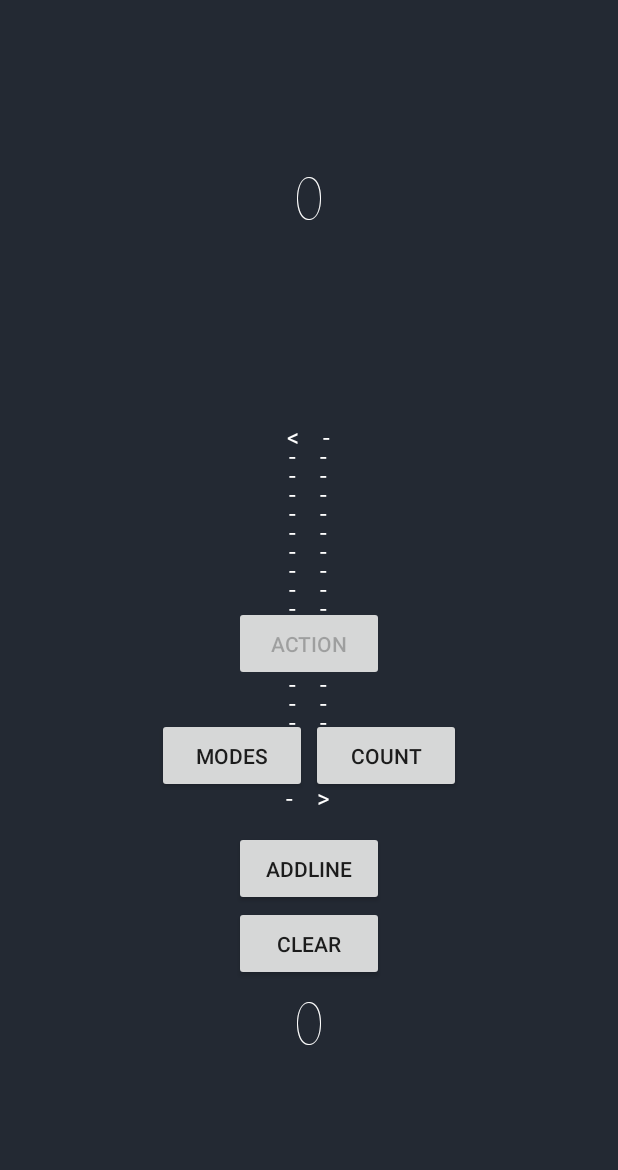
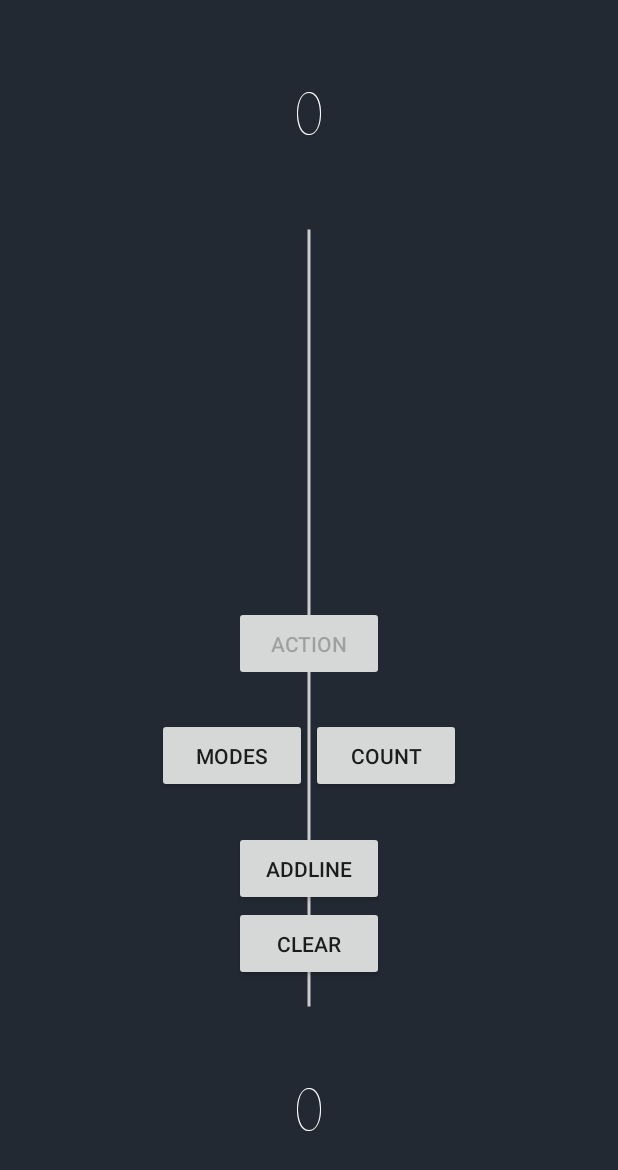
Before and after one commit to Laytovuy/ScriptMap, an Android app: the screen it shows after launch (MainActivity), on a phone screen of 412 x 824 dp. Shown: the top 1170 px of the screen. Run offline under Robolectric (Android 15) with nearby library versions, the phone set to English and light mode, and no system bars.

Commit message:
Direction upgrade

```diff
--- a/app/build.gradle
+++ b/app/build.gradle
@@ -8,7 +8,7 @@ android {
         minSdkVersion 28
         targetSdkVersion 30
         versionCode 1
-        versionName "1.0"
+        versionName "3.5"
 
         testInstrumentationRunner "androidx.test.runner.AndroidJUnitRunner"
     }
@@ -23,7 +23,7 @@ android {
 
 dependencies {
     implementation fileTree(dir: "libs", include: ["*.jar"])
-    implementation 'androidx.appcompat:appcompat:1.2.0'
+    implementation 'androidx.appcompat:appcompat:1.3.0'
     implementation 'androidx.constraintlayout:constraintlayout:2.0.4'
     testImplementation 'junit:junit:4.12'
     androidTestImplementation 'androidx.test.ext:junit:1.1.2'
--- a/app/src/main/java/way/calculation/scriptmap/MainData.java
+++ b/app/src/main/java/way/calculation/scriptmap/MainData.java
@@ -7,6 +7,7 @@ import android.widget.Button;
 import android.widget.EditText;
 import android.widget.FrameLayout;
 import android.widget.LinearLayout;
+import android.widget.ProgressBar;
 import android.widget.RelativeLayout;
 import android.widget.SeekBar;
 import android.widget.TextView;
@@ -30,11 +31,13 @@ public class MainData extends AppCompatActivity {
     public LinearLayout linear_basis_choice, linear_basisofmode_choice, linear_menu, linear_flank_Left, linear_flank_Right;
 
     public EditText editText_left, editText_center, editText_right; // Це поля в які можна щось писати.
+    public EditText left_editText_left, left_editText_center, right_editText_left, right_editText_center;
 
-    public TextView textView_stiffcount, left_direct_center, left_direct_right, center_direct_right, // Це їх аналоги, але без змоги воду.
+    public TextView textView_stiffcount, // Це їх аналоги, але без змоги воду.
             left_result_center, left_result_right, center_result_right;
     public TextView textView_basisofmode;
 
+    public ProgressBar left_direct_center, left_direct_right, center_direct_right;
     public SeekBar left_seekBarAnd_right, left_seekBar_right, right_seekBar_left;
 
     public FrameLayout frameLayout_seekBar;
--- /dev/null
+++ b/app/src/main/res/drawable/seekbar_action_red.xml
@@ -0,0 +1,19 @@
+<?xml version="1.0" encoding="utf-8" ?>
+<layer-list xmlns:android="http://schemas.android.com/apk/res/android">
+    <item android:id="@android:id/background">
+        <shape android:shape="line">
+            <stroke
+                android:width="2dp"  android:color="@color/colorTint_Button"
+                android:dashWidth="20dp" android:dashGap="4dp" />
+        </shape>
+    </item>
+
+    <item android:id="@android:id/progress">
+        <clip>
+            <shape android:shape="line">
+                <stroke android:width="2dip" android:color="@color/colorRed_SeekBar"
+                    android:dashWidth="4dp" android:dashGap="2dp" />
+            </shape>
+        </clip>
+    </item>
+</layer-list>
--- /dev/null
+++ b/app/src/main/res/drawable/seekbar_default.xml
@@ -0,0 +1,17 @@
+<?xml version="1.0" encoding="utf-8" ?>
+<layer-list xmlns:android="http://schemas.android.com/apk/res/android">
+    <item android:id="@android:id/background">
+        <shape android:shape="line">
+            <stroke android:width="2dip" android:color="@color/colorTint_Button" />
+        </shape>
+    </item>
+
+    <item android:id="@android:id/progress">
+        <clip>
+            <shape android:shape="line">
+                <stroke android:width="2dip" android:color="@color/colorNow_ScriptMap"
+                    android:dashWidth="20dp" android:dashGap="4dp"/>
+            </shape>
+        </clip>
+    </item>
+</layer-list>
--- /dev/null
+++ b/app/src/main/res/drawable/seekbar_fatality.xml
@@ -0,0 +1,19 @@
+<?xml version="1.0" encoding="utf-8" ?>
+<layer-list xmlns:android="http://schemas.android.com/apk/res/android">
+    <item android:id="@android:id/background">
+        <shape android:shape="line">
+            <stroke
+                android:width="2dp"  android:color="@color/colorRed_SeekBar"
+                android:dashWidth="20dp" android:dashGap="4dp" />
+        </shape>
+    </item>
+
+    <item android:id="@android:id/progress">
+        <clip>
+            <shape android:shape="line">
+                <stroke android:width="2dip" android:color="@color/colorRed_SeekBar"
+                    android:dashWidth="4dp" android:dashGap="2dp" />
+            </shape>
+        </clip>
+    </item>
+</layer-list>
--- a/app/src/main/res/drawable/seekbar_thumb.xml
+++ b/app/src/main/res/drawable/seekbar_thumb.xml
@@ -3,5 +3,5 @@
     android:shape="rectangle">
 
     <size android:width="2dp" android:height="7dp"/>
-    <solid android:color="@color/colorPrimary"/>
+    <solid android:color="@color/colorTint_Button"/>
 </shape>
--- a/app/src/main/res/layout/activity_main.xml
+++ b/app/src/main/res/layout/activity_main.xml
@@ -9,8 +9,19 @@
     android:onClick="click_launcher_background"
     tools:context=".MainActivity">
 
+    <EditText
+        android:id="@+id/Left_EditText"
+        style="@style/ScriptMapNumText"
+        android:layout_width="80dp"
+        android:layout_height="40dp"
+        android:autofillHints="@string/reltat"
+        android:background="@null"
+        android:hint="@string/reltat"
+        android:layout_centerHorizontal="true"
+        android:layout_marginTop="60dp"
+        android:imeOptions="actionDone|actionNext" />
 
-   <LinearLayout
+    <LinearLayout
         style="@style/ScriptMapLinearLayoutHorizontal"
         android:layout_width="wrap_content"
         android:layout_height="wrap_content"
@@ -69,85 +80,58 @@
                     android:enabled="false"
                     android:visibility="gone" />
             </LinearLayout>
-
         </LinearLayout>
 
         <LinearLayout
-            style="@style/ScriptMapLinearLayoutVertical"
+            style="@style/ScriptMapLinearLayoutHorizontal"
             android:layout_width="85dp">
 
-            <EditText
-                android:id="@+id/Left_EditText"
-                style="@style/ScriptMapNumText"
-                android:layout_width="80dp"
-                android:layout_height="40dp"
-                android:autofillHints="@string/reltat"
-                android:background="@null"
-                android:hint="@string/reltat"
-                android:imeOptions="actionDone|actionNext" />
+            <LinearLayout
+                android:id="@+id/linear_Left_Center_Right"
+                style="@style/ScriptMapLinearLayoutVertical"
+                android:layout_width="35dp"
+                android:layout_height="520dp"
+                android:layout_marginEnd="-12dp"
+                android:visibility="gone">
+
+                <ProgressBar
+                    android:id="@+id/Left_direction_Center"
+                    style="?android:attr/progressBarStyleHorizontal"
+                    android:progressDrawable="@drawable/seekbar_default"
+                    android:layout_width="260dp"
+                    android:layout_height="260dp"
+                    android:onClick="click_direction_choice"
+                    android:max="15"
+                    android:progress="0"
+                    android:rotation="90"/>
+
+                <ProgressBar
+                    android:id="@+id/Center_direction_Right"
+                    style="?android:attr/progressBarStyleHorizontal"
+                    android:progressDrawable="@drawable/seekbar_default"
+                    android:layout_width="260dp"
+                    android:layout_height="260dp"
+                    android:onClick="click_direction_choice"
+                    android:max="15"
+                    android:progress="0"
+                    android:rotation="-90"/>
+            </LinearLayout>
 
             <LinearLayout
-                style="@style/ScriptMapLinearLayoutHorizontal"
-                android:layout_height="510dp">
+                style="@style/ScriptMapLinearLayoutVertical"
+                android:layout_width="35dp"
+                android:layout_height="520dp">
 
-                <LinearLayout
-                    android:id="@+id/linear_Left_Center_Right"
-                    style="@style/ScriptMapLinearLayoutVertical"
-                    android:layout_width="30dp"
-                    android:layout_height="510dp"
-                    android:layout_marginEnd="-12dp"
-                    android:visibility="gone">
-
-                    <TextView
-                        android:id="@+id/Left_direction_Center"
-                        style="@style/ScriptMapDirectionLine"
-                        android:fontFamily="@font/font_scriptmap_rotate"
-                        android:textSize="16sp"
-                        android:layout_width="30dp"
-                        android:layout_height="255dp"
-                        android:text="@string/Left_and_Center"
-                        android:onClick="click_direction_choice"
-                        android:visibility="visible"
-                        android:lineSpacingExtra="-6dp"
-                        android:letterSpacing="1"/>
-
-                    <TextView
-                        android:id="@+id/Center_direction_Right"
-                        style="@style/ScriptMapDirectionLine"
-                        android:fontFamily="@font/font_scriptmap_rotate"
-                        android:textSize="16sp"
-                        android:layout_width="30dp"
-                        android:layout_height="255dp"
-                        android:text="@string/Center_and_Right"
-                        android:onClick="click_direction_choice"
-                        android:visibility="visible"
-                        android:lineSpacingExtra="-6dp"
-                        android:letterSpacing="1"/>
-                </LinearLayout>
-
-                <TextView
+                <ProgressBar
                     android:id="@+id/Left_direction_Right"
-                    style="@style/ScriptMapDirectionLine"
-                    android:fontFamily="@font/font_scriptmap_rotate"
-                    android:textSize="16sp"
-                    android:layout_width="35dp"
-                    android:layout_height="510dp"
-                    android:text="@string/Left_and_Right"
+                    style="?android:attr/progressBarStyleHorizontal"
+                    android:progressDrawable="@drawable/seekbar_default"
+                    android:layout_width="520dp"
+                    android:layout_height="match_parent"
                     android:onClick="click_direction_choice"
-                    android:lineSpacingExtra="-6dp"
-                    android:letterSpacing="1" />
-
+                    android:max="30"
+                    android:rotation="90" />
             </LinearLayout>
-
-            <EditText
-                android:id="@+id/Right_EditText"
-                style="@style/ScriptMapNumText"
-                android:layout_width="80dp"
-                android:layout_height="40dp"
-                android:autofillHints="@string/reltat"
-                android:background="@null"
-                android:hint="@string/reltat"
-                android:imeOptions="actionDone" />
         </LinearLayout>
 
         <LinearLayout
@@ -161,9 +145,22 @@
                 android:layout_height="40dp"
                 android:enabled="false"
                 android:visibility="gone" />
-
         </LinearLayout>
     </LinearLayout>
+
+
+    <EditText
+        android:id="@+id/Right_EditText"
+        style="@style/ScriptMapNumText"
+        android:layout_width="80dp"
+        android:layout_height="40dp"
+        android:autofillHints="@string/reltat"
+        android:background="@null"
+        android:hint="@string/reltat"
+        android:layout_alignParentBottom="true"
+        android:layout_centerHorizontal="true"
+        android:layout_marginBottom="60dp"
+        android:imeOptions="actionDone" />
 
 
     <LinearLayout
@@ -281,7 +278,7 @@
                     android:fontFamily="sans-serif-medium"
                     android:gravity="center"
                     android:lineSpacingExtra="-2dp"
-                    android:textColor="@color/colorPrimaryDark"
+                    android:textColor="@color/colorDark"
                     android:textSize="12sp"
                     android:visibility="gone" />
             </FrameLayout>
--- a/app/src/main/res/values/colors.xml
+++ b/app/src/main/res/values/colors.xml
@@ -1,11 +1,16 @@
 <?xml version="1.0" encoding="utf-8"?>
 <resources>
-    <color name="colorGrayDark">#575757</color>
+    <color name="colorNow_ScriptMap">#232933</color>
+    <color name="colorOld_ScriptMap">#575757</color>
     <color name="colorWhite">#FFFFFF</color>
-    <color name="colorPrimary">#FFCCCCCC</color>
-    <color name="colorBlueDark">#232933</color>
+    <color name="colorDark">#000000</color>
 
+    <color name="colorGreen_SeekBar">#7BFB9E</color>
+    <color name="colorRed_SeekBar">#FF0000</color>
+    <color name="colorLeft_SeekBar">#DDDCDC</color>
+    <color name="colorRight_SeekBar">#A1A1A1</color>
 
+    <color name="colorTint_Button">#FFCCCCCC</color>
     <color name="colorPrimaryGray">#989898</color>
-    <color name="colorPrimaryDark">#000000</color>
+
 </resources>
--- a/app/src/main/res/values/strings.xml
+++ b/app/src/main/res/values/strings.xml
@@ -2,26 +2,6 @@
     <string name="app_name">ScriptMap</string>
 
     <string name="reltat" translatable="false">0</string>
-
-    <string name="Left_and_Right" translatable="false"><![CDATA[<-------------------------------------->]]></string>
-    <string name="Left_to_Right" translatable="false"><![CDATA[-------------------------------------->]]></string>
-    <string name="Right_to_Left" translatable="false"><![CDATA[<--------------------------------------]]></string>
-    <string name="Left_peace_Right" translatable="false"><![CDATA[>-------------------------------------<]]></string>
-
-    <string name="Left_and_Center" translatable="false"><![CDATA[<-----------------┓]]></string>
-    <string name="Left_to_Center" translatable="false"><![CDATA[└--------------------┓]]></string>
-    <string name="Center_to_Left" translatable="false"><![CDATA[┗--------------------┐]]></string>
-    <string name="Center_peace_Left" translatable="false"><![CDATA[└>--------------------<┐]]></string>
-
-    <string name="Center_and_Right" translatable="false"><![CDATA[┏----------------->]]></string>
-    <string name="Center_to_Right" translatable="false"><![CDATA[┌--------------------┛]]></string>
-    <string name="Right_to_Center" translatable="false"><![CDATA[┏--------------------┘]]></string>
-    <string name="Center_peace_Right" translatable="false"><![CDATA[┌>--------------------<┘]]></string>
-
-    <string name="Left_and_Right_rotate" translatable="false"><![CDATA[---------------------------------------]]></string>
-    <string name="Left_to_Right_rotate" translatable="false"><![CDATA[-------------------------------------->]]></string>
-    <string name="Right_to_Left_rotate" translatable="false"><![CDATA[<--------------------------------------]]></string>
-    <string name="Left_peace_Right_rotate" translatable="false"><![CDATA[>-------------------------------------<]]></string>
 
     <string name="direction">DIRECTION</string>
     <string name="action">ACTION</string>
--- a/app/src/main/res/values/styles.xml
+++ b/app/src/main/res/values/styles.xml
@@ -2,29 +2,17 @@
 
     <style name="AppTheme" parent="Theme.AppCompat.DayNight.NoActionBar">
         <item name="android:windowBackground">@color/ic_launcher_background</item>
-        <item name="colorPrimary">@color/colorBlueDark</item>
+        <item name="colorPrimary">@color/colorNow_ScriptMap</item>
         <item name="colorPrimaryDark">@color/colorWhite</item>
-
         <item name="android:windowFullscreen">true</item>
     </style>
 
-
-   <style name="ScriptMapDirectionLine">
-       <item name="android:clickable">true</item>
-       <item name="android:enabled">true</item>
-
-       <item name="android:gravity">center</item>
-       <item name="android:textColor">@color/colorWhite</item>
-       <item name="android:textColorHint">@color/colorWhite</item>
-       <item name="android:textSize">30sp</item>
-   </style>
-
    <style name="ScriptMapSeekBar">
-       <item name="android:layout_width">510dp</item>
-       <item name="android:layout_height">35dp</item>
+       <item name="android:layout_width">match_parent</item>
+       <item name="android:layout_height">match_parent</item>
        <item name="android:thumb">@drawable/seekbar_thumb</item>
-       <item name="android:progressBackgroundTint">#00CCCCCC</item>
-       <item name="android:progressTint">#00CCCCCC</item>
+       <item name="android:progressBackgroundTint">@android:color/transparent</item>
+       <item name="android:progressTint">@android:color/transparent</item>
        <item name="android:clickable">true</item>
        <item name="android:focusable">false</item>
    </style>
@@ -89,5 +77,4 @@
        <item name="android:orientation">vertical</item>
        <item name="android:baselineAligned">false</item>
    </style>
-
 </resources>
--- a/build.gradle
+++ b/build.gradle
@@ -2,10 +2,10 @@
 buildscript {
     repositories {
         google()
-        jcenter()
+        mavenCentral()
     }
     dependencies {
-        classpath 'com.android.tools.build:gradle:4.2.0'
+        classpath 'com.android.tools.build:gradle:4.2.1'
 
         // NOTE: Do not place your application dependencies here; they belong
         // in the individual module build.gradle files
@@ -15,7 +15,7 @@ buildscript {
 allprojects {
     repositories {
         google()
-        jcenter()
+        mavenCentral()
     }
 }
 
```
Also changed, not shown: app/src/main/java/way/calculation/scriptmap/MainActivity.java (+67 -51 lines), app/src/main/java/way/calculation/scriptmap/MainBattleline.java (+57 -109 lines), app/src/main/res/layout-land/activity_main_battleline_land.xml (+80 -27 lines).
